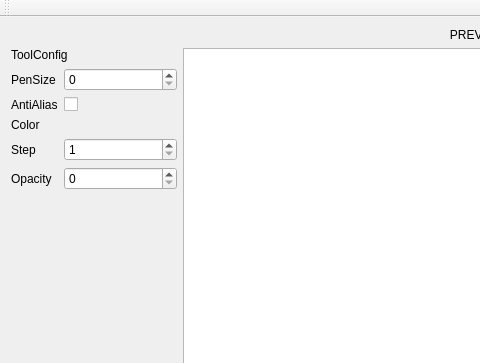
Old version of the form GraphicsViewTests/cMainWindow.ui in the repository TVPDamienL/GraphicsViewTests; both pictures show x 0 to 480 and y 0 to 363 of the 955 by 826 pixel window.
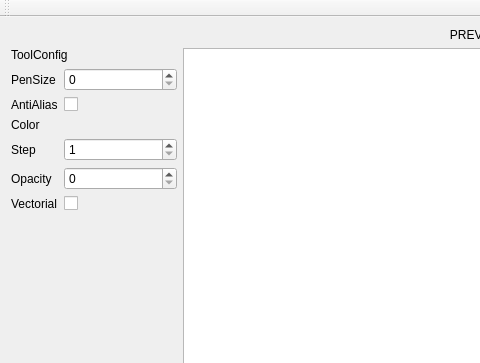
New version of the form. Custom widgets are drawn as their Qt base class.

Commit message: Stuff toward vectorial drawing

```diff
--- a/GraphicsViewTests/cMainWindow.ui
+++ b/GraphicsViewTests/cMainWindow.ui
@@ -125,6 +125,16 @@
             </property>
            </widget>
           </item>
+          <item row="5" column="0">
+           <widget class="QLabel" name="vectorialLabel">
+            <property name="text">
+             <string>Vectorial</string>
+            </property>
+           </widget>
+          </item>
+          <item row="5" column="1">
+           <widget class="QCheckBox" name="vectorialCB"/>
+          </item>
          </layout>
         </item>
         <item>
```
The commit also changes 16 other files.
